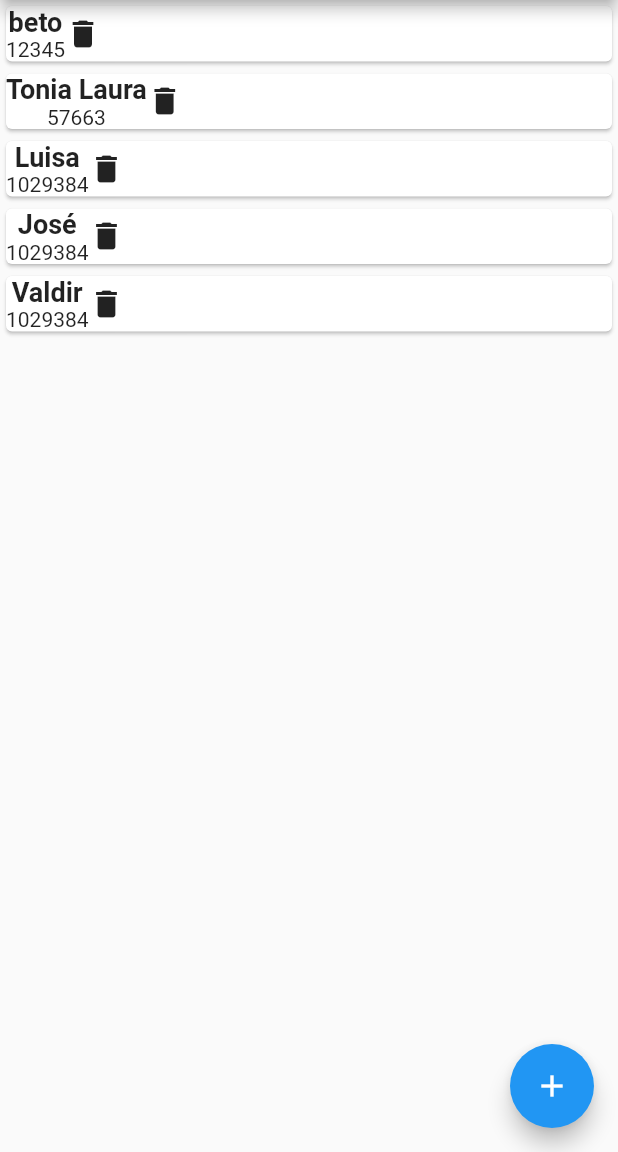
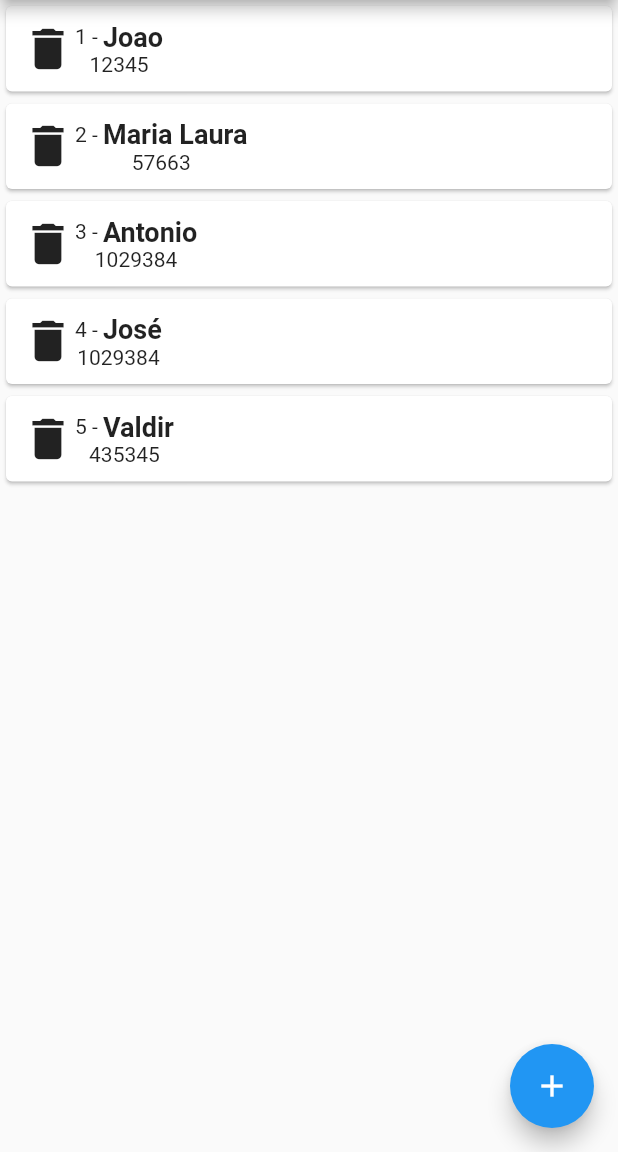
Before and after one commit to robertoalam/flutter-carwashing, a Flutter app: the clienteListTela screen opened directly, on a phone screen of 412 x 824 dp, the part 84-1236 px from its top. Run offline on Flutter 3.47's test engine with Material 2 defaults, Android fonts, the phone set to English and light mode, and no system bars; our stand-ins replace datetime_picker_formfield, sqflite; accounts and stored records are empty.

Commit message:
refatorado models e tela de cliente

```diff
--- a/lib/helper/database.dart
+++ b/lib/helper/database.dart
@@ -46,11 +46,11 @@ class DatabaseHelper {
   }
 
   popularTabelaCliente(db){
-    db.execute(''' INSERT INTO cliente (nome,telefone) VALUES ('beto','12345');  ''');
-    db.execute(''' INSERT INTO cliente (nome,telefone) VALUES ('Tonia Laura','57663'); ''');
-    db.execute(''' INSERT INTO cliente (nome,telefone) VALUES ('Luisa','1029384'); ''');
+    db.execute(''' INSERT INTO cliente (nome,telefone) VALUES ('Joao','12345');  ''');
+    db.execute(''' INSERT INTO cliente (nome,telefone) VALUES ('Maria Laura','57663'); ''');
+    db.execute(''' INSERT INTO cliente (nome,telefone) VALUES ('Antonio','1029384'); ''');
     db.execute(''' INSERT INTO cliente (nome,telefone) VALUES ('José','1029384'); ''');
-    db.execute(''' INSERT INTO cliente (nome,telefone) VALUES ('Valdir','1029384'); ''');
+    db.execute(''' INSERT INTO cliente (nome,telefone) VALUES ('Valdir','435345'); ''');
     return 1;
   }
 
--- a/lib/main.dart
+++ b/lib/main.dart
@@ -1,4 +1,5 @@
 import 'package:flutter/material.dart';
+import 'package:flutter_carwashing/telas/servicoListTela.dart';
 import 'package:flutter_carwashing/telas/splashTela.dart';
 import 'package:flutter_localizations/flutter_localizations.dart';
 
@@ -11,7 +12,8 @@ void main() {
         ],
         supportedLocales: [const Locale('pt', 'BR')],
         debugShowCheckedModeBanner: false,
-        home:splashTela(),
+          //home:splashTela(),
+          home:servicoListTela(),
     )
   );
 }
--- a/lib/telas/clienteListTela.dart
+++ b/lib/telas/clienteListTela.dart
@@ -10,9 +10,11 @@ class clienteListTela extends StatefulWidget {
 }
 
 class _clienteListTelaState extends State<clienteListTela> {
+
   final dbHelper = DatabaseHelper.instance;
-  var _clientes = new List<ClienteModel>();
+  List<ClienteModel> _clientes = new List<ClienteModel>();
   ClienteModel cliente = new ClienteModel();
+
   @override
   void initState() {
     // TODO: implement initState
@@ -21,8 +23,7 @@ class _clienteListTelaState extends State<clienteListTela> {
     print('ENTROU INIT STATE');
   }
 
-  _getClientes() async {
-
+  void _getClientes() async {
     _clientes = await cliente.buscar() ;
     setState(() {
       _clientes;
@@ -49,36 +50,57 @@ class _clienteListTelaState extends State<clienteListTela> {
   }
 
   _cardCliente(BuildContext context , int index){
-    return
-    Card(
+    return Card(
+      child: Padding(
+        padding: EdgeInsets.all(10),
         child: Row(
+          children: [
+            Column(
               children: [
                 Container(
                   child: GestureDetector(
-              onTap: () => Navigator.push(context, MaterialPageRoute( builder: (context) => clienteEditTela(cliente: _clientes[index] ) ) ),
+                    onTap: () => { _deletar( index ), },
+                    child: Icon(Icons.delete,size: 36,),
+                  ),
+                ),
+              ],
+            ),
+            Column(
+              children: [
+                Container(
+                  child: GestureDetector(
+                    onTap: () => _editCliente(cliente:  _clientes[index]),
+                    child: Align(
+                      alignment: Alignment.centerLeft,
                       child: Column(
                         children: [
-                Text(_clientes[index].nome,style: TextStyle(fontSize: 18,fontWeight: FontWeight.w700),),
-                  Text(_clientes[index].telefone),
+                          Row(
+                            children: [
+                              Text(_clientes[index].id.toString()),
+                              Text(" - "),
+                              Text(_clientes[index].nome ,style: TextStyle(fontSize: 18,fontWeight: FontWeight.w700),),
                             ],
                           ),
+                          Text(_clientes[index].telefone.toString()),
+                        ],
                       ),
-          ),
-          Container(
-            child: GestureDetector(
-              onTap: () => {
-                _deletar( index ),
-              },
-              child: Column(
-                children: [
-                  Icon(Icons.delete),
-                ],
                     ),
                   ),
                 ),
               ],
             ),
+          ],
+        ),
+      ),
     );
+  }
+
+  _editCliente({ClienteModel cliente}) async {
+    final retorno = await Navigator.push(context, MaterialPageRoute(builder: (context) => clienteEditTela(cliente: cliente ) ) );
+    print(retorno);
+    if(retorno != null){
+      _getClientes();
+    }
   }
 
   _deletar( index ) {
```
Also changed, not shown: lib/model/clienteModel.dart (+6 -9 lines), lib/telas/clienteEditTela.dart (+10 -9 lines). Lines whose indentation alone changed are shown as unchanged.
